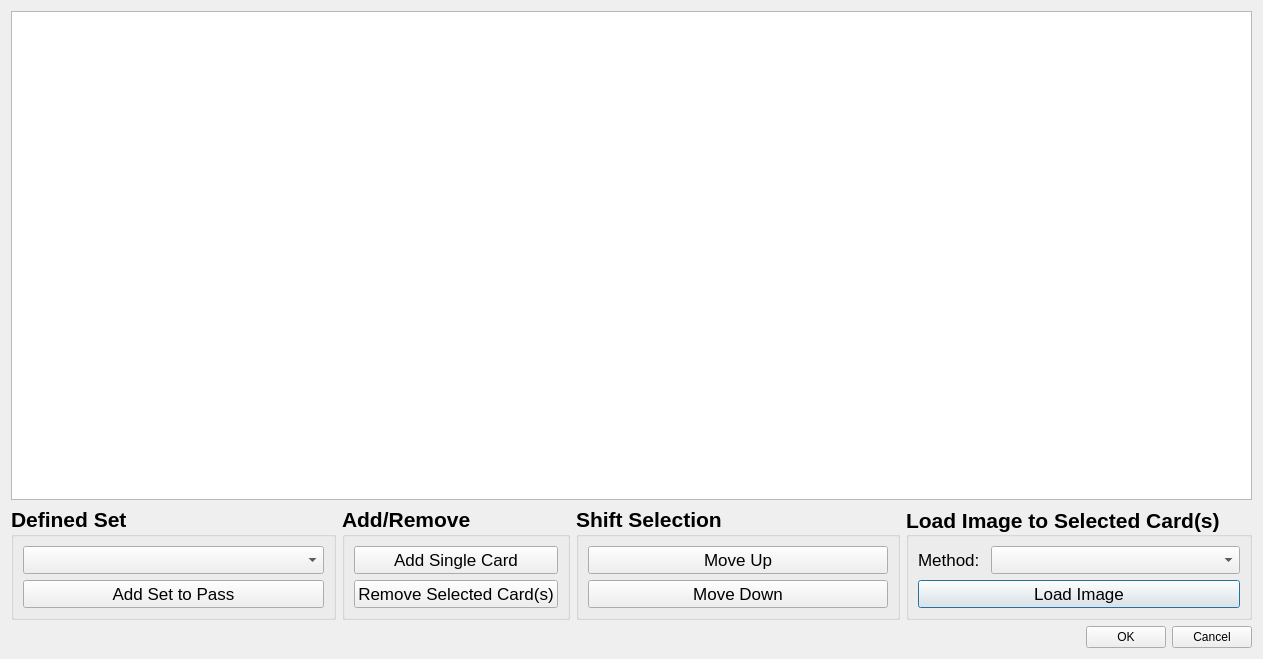
The window that accupatt/windows/ui/editCardList.ui (gill14/AccuPatt) describes before a commit, drawn with Qt 5.
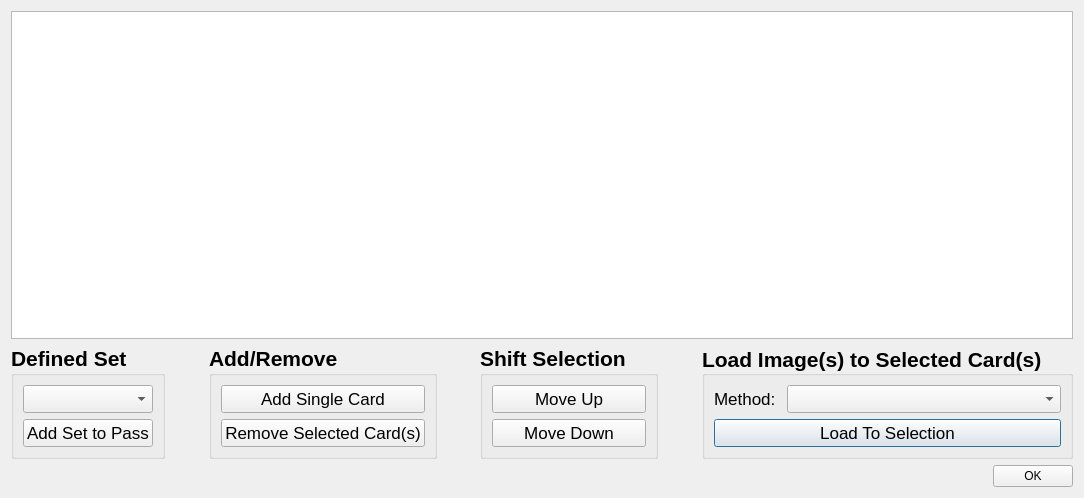
The same window after the commit.

Commit message: create loadCardsMulti, hooked to editCardList

```diff
--- a/accupatt/windows/ui/editCardList.ui
+++ b/accupatt/windows/ui/editCardList.ui
@@ -6,8 +6,8 @@
    <rect>
     <x>0</x>
     <y>0</y>
-    <width>1263</width>
-    <height>659</height>
+    <width>1084</width>
+    <height>498</height>
    </rect>
   </property>
   <property name="windowTitle">
@@ -68,26 +68,10 @@
           </property>
          </widget>
         </item>
-        <item>
-         <spacer name="verticalSpacer">
-          <property name="orientation">
-           <enum>Qt::Vertical</enum>
-          </property>
-          <property name="sizeType">
-           <enum>QSizePolicy::Minimum</enum>
-          </property>
-          <property name="sizeHint" stdset="0">
-           <size>
-            <width>0</width>
-            <height>0</height>
-           </size>
-          </property>
-         </spacer>
-        </item>
         <item>
          <widget class="QPushButton" name="buttonAddSet">
           <property name="sizePolicy">
-           <sizepolicy hsizetype="Preferred" vsizetype="Preferred">
+           <sizepolicy hsizetype="Minimum" vsizetype="Fixed">
             <horstretch>0</horstretch>
             <verstretch>0</verstretch>
            </sizepolicy>
@@ -107,6 +91,19 @@
        </layout>
       </widget>
      </item>
+     <item>
+      <spacer name="horizontalSpacer_2">
+       <property name="orientation">
+        <enum>Qt::Horizontal</enum>
+       </property>
+       <property name="sizeHint" stdset="0">
+        <size>
+         <width>40</width>
+         <height>20</height>
+        </size>
+       </property>
+      </spacer>
+     </item>
      <item>
       <widget class="QGroupBox" name="groupBox_2">
        <property name="sizePolicy">
@@ -160,6 +157,19 @@
        </layout>
       </widget>
      </item>
+     <item>
+      <spacer name="horizontalSpacer_3">
+       <property name="orientation">
+        <enum>Qt::Horizontal</enum>
+       </property>
+       <property name="sizeHint" stdset="0">
+        <size>
+         <width>40</width>
+         <height>20</height>
+        </size>
+       </property>
+      </spacer>
+     </item>
      <item>
       <widget class="QGroupBox" name="groupBox_3">
        <property name="sizePolicy">
@@ -210,6 +220,19 @@
        </layout>
       </widget>
      </item>
+     <item>
+      <spacer name="horizontalSpacer">
+       <property name="orientation">
+        <enum>Qt::Horizontal</enum>
+       </property>
+       <property name="sizeHint" stdset="0">
+        <size>
+         <width>40</width>
+         <height>20</height>
+        </size>
+       </property>
+      </spacer>
+     </item>
      <item>
       <widget class="QGroupBox" name="groupBox_4">
        <property name="sizePolicy">
@@ -226,7 +249,7 @@
         </font>
        </property>
        <property name="title">
-        <string>Load Image to Selected Card(s)</string>
+        <string>Load Image(s) to Selected Card(s)</string>
        </property>
        <property name="alignment">
         <set>Qt::AlignLeading|Qt::AlignLeft|Qt::AlignVCenter</set>
@@ -286,7 +309,7 @@
            </font>
           </property>
           <property name="text">
-           <string>Load Image</string>
+           <string>Load To Selection</string>
           </property>
           <property name="default">
            <bool>true</bool>
@@ -304,7 +327,10 @@
       <enum>Qt::Horizontal</enum>
      </property>
      <property name="standardButtons">
-      <set>QDialogButtonBox::Cancel|QDialogButtonBox::Ok</set>
+      <set>QDialogButtonBox::Ok</set>
+     </property>
+     <property name="centerButtons">
+      <bool>false</bool>
      </property>
     </widget>
    </item>
```
Left out of the diff: 35 changed lines with no effect on the pictures. The commit also changes 7 other files.
